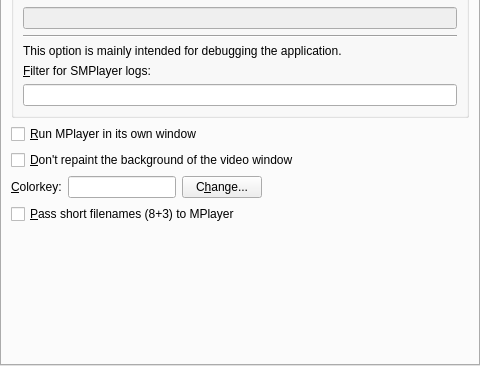
Qt form src/prefadvanced.ui (wilbert2000/wzplayer) before a commit; both pictures show x 0 to 480 and y 163 to 529 of the 480 by 529 pixel window.
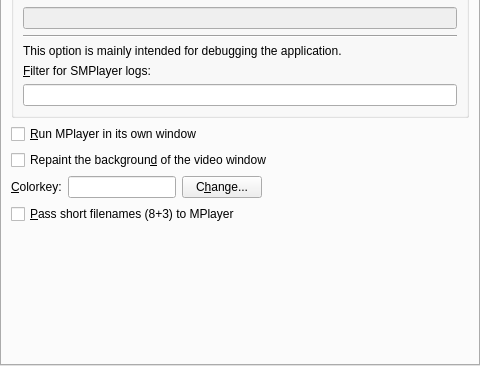
The same form after that commit. Icons and pictures are not drawn. Custom widgets are drawn as their Qt base class.

Commit message: 'Don't repaint the background of the video window' => 'Repaint the background of the video window'

The edit to the form file:
```diff
--- a/src/prefadvanced.ui
+++ b/src/prefadvanced.ui
@@ -199,7 +199,7 @@
        <item>
         <widget class="QCheckBox" name="not_clear_background_check" >
          <property name="text" >
-          <string>&amp;Don't repaint the background of the video window</string>
+          <string>Repaint the backgroun&amp;d of the video window</string>
          </property>
         </widget>
        </item>
```
Left out of the diff: 7 changed lines with no effect on the pictures. The commit also changes 1 other file.
